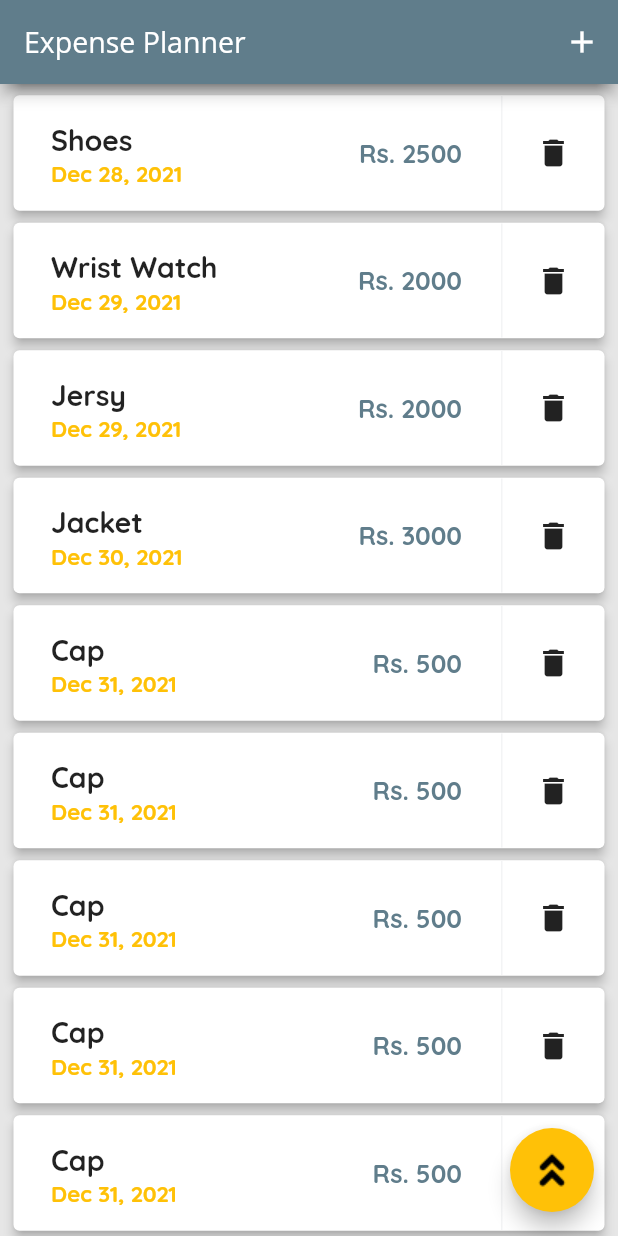
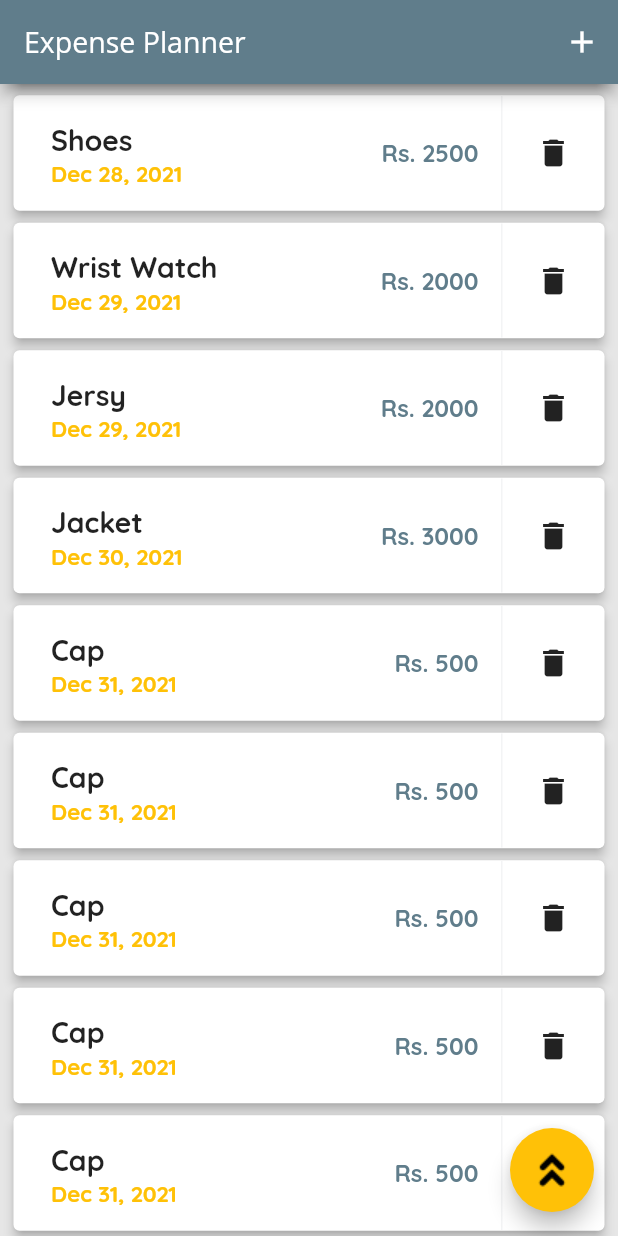
Before and after one commit to shahrazeahmad07/expense_planner, a Flutter app: the screen it shows after launch, scrolled down 321 dp, on a phone screen of 412 x 824 dp. Run offline on Flutter 3.47's test engine with Material 2 defaults, Android fonts, the phone set to English and light mode, and no system bars.

Commit message:
Changed Transaction cards design.

```diff
--- a/lib/widgets/chart.dart
+++ b/lib/widgets/chart.dart
@@ -24,8 +24,8 @@ class Chart extends StatelessWidget {
       }
 
       return {
-        'Day': DateFormat.E().format(weekday).substring(0, 1),
-        'Amount': totalSum
+        'Day': DateFormat.d().format(weekday),
+        'Amount': totalSum,
       };
     }).reversed.toList();
   }
--- a/lib/widgets/transaction_list.dart
+++ b/lib/widgets/transaction_list.dart
@@ -75,10 +75,10 @@ class TransactionList extends StatelessWidget {
                       ),
                       //! Price Box.
                       Container(
-                        margin: const EdgeInsets.fromLTRB(17, 10, 15, 10),
+                        // margin: const EdgeInsets.fromLTRB(17, 10, 15, 10),
                         // width: 70,
                         // height: 70,
-                        decoration: const BoxDecoration(
+                        // decoration: const BoxDecoration(
                         // border: Border.all(
                         //   // color: const Color(0xFF865439),
                         //   color: Theme.of(context).primaryColor,
@@ -86,23 +86,19 @@ class TransactionList extends StatelessWidget {
                         // ),
                         // borderRadius:
                         //     const BorderRadius.all(Radius.circular(100)),
-                            ),
-                        padding: const EdgeInsets.symmetric(
-                          horizontal: 11,
-                          vertical: 13,
-                        ),
+                        // ),
+                        padding: const EdgeInsets.fromLTRB(12, 0, 15, 0),
                         //! Price Value
                         child: Text(
                           "Rs. ${e.amount.toStringAsFixed(0)}",
                           style: TextStyle(
                             fontWeight: FontWeight.bold,
-                            fontSize: 17,
+                            fontSize: 16,
                             // color: Color(0xFF865439),
                             color: Theme.of(context).primaryColor,
                           ),
                         ),
                       ),
-
                       SizedBox(
                         width: 1,
                         child: Container(
```
Also changed, not shown: lib/main.dart (+7 -2 lines). Lines whose indentation alone changed are shown as unchanged.
